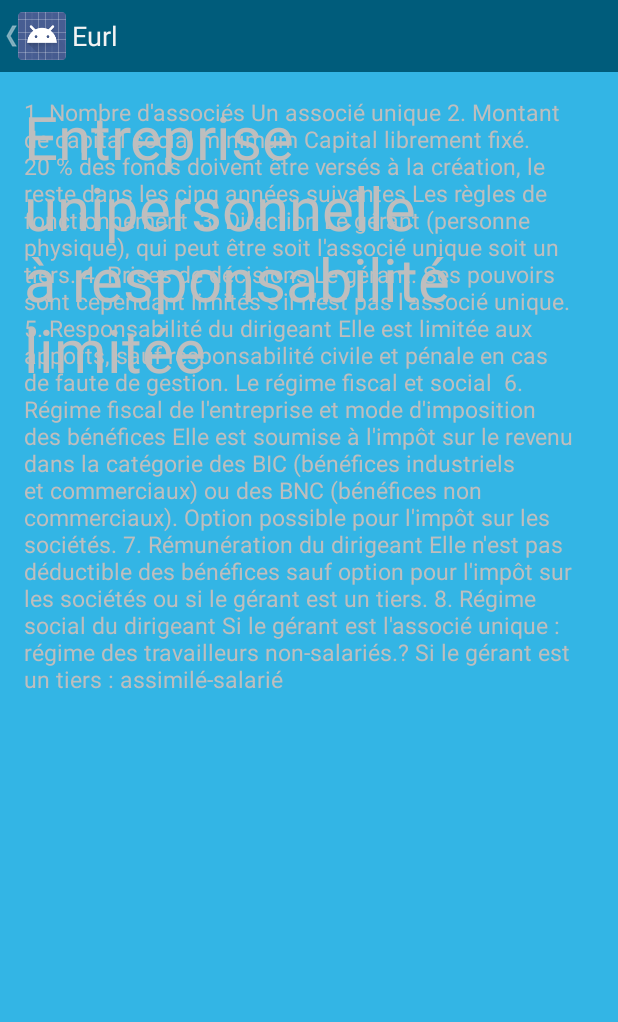
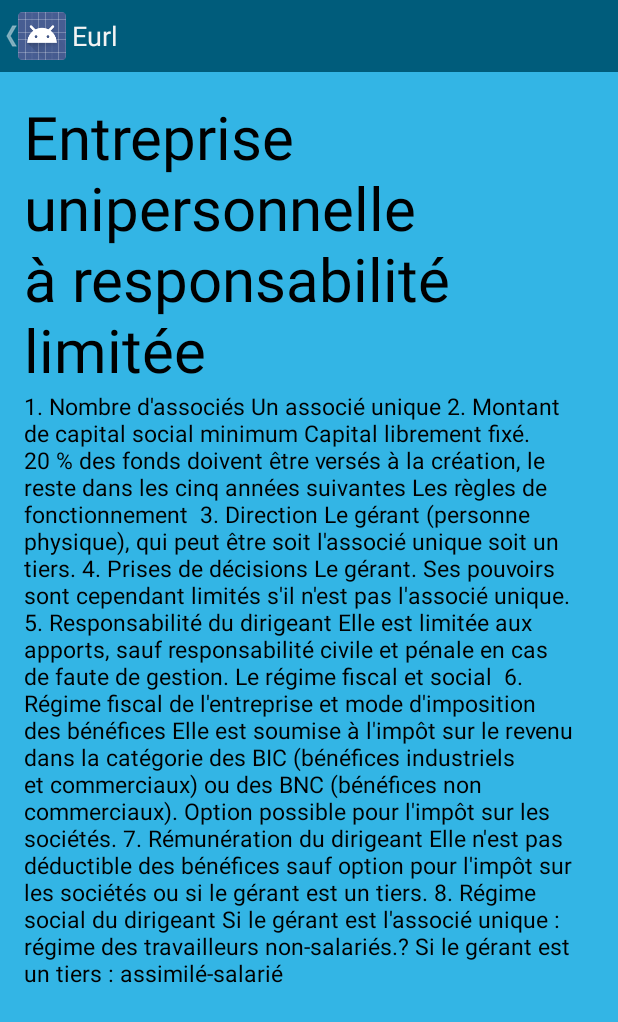
Before and after one commit to Alexcouter/CreanTreprise, an Android app: the Eurl screen opened directly, with no data from a screen before it, on a phone screen of 412 x 824 dp. Shown: the top 1022 px of the screen. Run offline under Robolectric (Android 15) with nearby library versions, the phone set to English and light mode, and no system bars; 5 statements that could not run were skipped.

Commit message:
Maj pages Ju 2

```diff
--- a/app/src/main/res/layout/activity_eurl.xml
+++ b/app/src/main/res/layout/activity_eurl.xml
@@ -27,23 +27,28 @@
             <TextView android:text="Entreprise unipersonnelle à responsabilité limitée" android:layout_width="wrap_content"
                 android:layout_height="wrap_content"
                 android:id="@+id/textViewEurl"
-                android:textSize="40dp" />
+                android:textSize="40dp"
+                android:textColor="@android:color/black" />
 
             <ScrollView
                 android:layout_width="wrap_content"
                 android:layout_height="wrap_content"
-                android:id="@+id/scrollView3" >
+                android:id="@+id/scrollView3"
+                android:layout_below="@+id/textViewEurl"
+                android:layout_alignParentLeft="true"
+                android:layout_alignParentStart="true">
 
             <TextView
                 android:layout_width="fill_parent"
                 android:layout_height="wrap_content"
-                android:id="@+id/editText"
+                android:id="@+id/tvEurl"
                 android:text="1. Nombre d&apos;associés	Un associé unique 2. Montant de capital social minimum	Capital librement fixé. 20 % des fonds doivent être versés à la création, le reste dans les cinq années suivantes Les règles de fonctionnement	 3. Direction	Le gérant (personne physique), qui peut être soit l&apos;associé unique soit un tiers. 4. Prises de décisions	Le gérant. Ses pouvoirs sont cependant limités s&apos;il n&apos;est pas l&apos;associé unique. 5. Responsabilité du dirigeant	Elle est limitée aux apports, sauf responsabilité civile et pénale en cas de faute de gestion. Le régime fiscal et social	 6. Régime fiscal de l&apos;entreprise et mode d&apos;imposition des bénéfices	Elle est soumise à l&apos;impôt sur le revenu dans la catégorie des BIC (bénéfices industriels et commerciaux) ou des BNC (bénéfices non commerciaux). Option possible pour l&apos;impôt sur les sociétés. 7. Rémunération du dirigeant	Elle n&apos;est pas déductible des bénéfices sauf option pour l&apos;impôt sur les sociétés ou si le gérant est un tiers. 8. Régime social du dirigeant	Si le gérant est l&apos;associé unique : régime des travailleurs non-salariés.? Si le gérant est un tiers : assimilé-salarié"
                 android:textSize="15dp"
                 android:layout_alignParentBottom="true"
                 android:layout_alignParentLeft="true"
                 android:layout_alignParentStart="true"
-                android:layout_below="@+id/textViewEurl" />
+                android:layout_below="@+id/textViewEurl"
+                android:textColor="@android:color/black" />
 
             </ScrollView>
 
--- a/app/src/main/res/layout/activity_main.xml
+++ b/app/src/main/res/layout/activity_main.xml
@@ -14,8 +14,8 @@
         android:layout_marginBottom="20dp"
         android:layout_marginRight="20dp"
         android:layout_toRightOf="@+id/aidebouton"
-        android:background="@color/background_material_light"
-        android:backgroundTint="@color/background_material_light"
+        android:background="@android:color/background_light"
+        android:backgroundTint="@android:color/background_light"
         android:text="@string/quitter" />
 
     <Button
```
Also changed, not shown: app/src/main/java/com/example/creantreprise/QuestionnaireEntree.java (+65 -61 lines), 1 other file.
